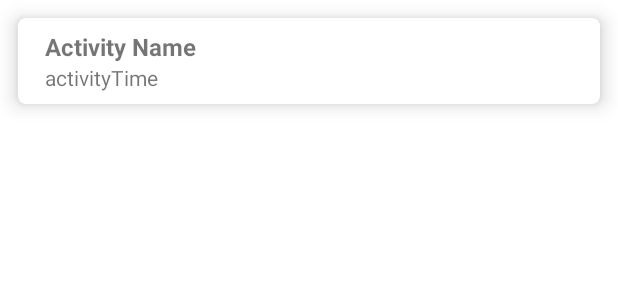
After one commit to billbull21/KaiZen-App, an Android app: the layout item_list.xml on its own in the app's theme, with its tools: preview values and no code run, on a phone screen of 412 x 824 dp. The commit adds this screen. Shown: the top 300 px of the screen. Run offline under Robolectric (Android 15) with nearby library versions, the phone set to English and light mode, and no system bars.

Commit message:
success to show data list in main activity

```diff
--- a/app/build.gradle
+++ b/app/build.gradle
@@ -1,4 +1,5 @@
 plugins {
+    id 'kotlin-android-extensions'
     id 'com.android.application'
     id 'kotlin-android'
     id 'kotlin-kapt'
@@ -32,6 +33,9 @@ android {
     }
     buildFeatures {
         viewBinding = true
+    }
+    androidExtensions {
+        experimental = true
     }
 }
 
--- a/app/src/main/java/com/billbull/dev/android/kaizen/helper/FormValidation.kt
+++ b/app/src/main/java/com/billbull/dev/android/kaizen/helper/FormValidation.kt
@@ -8,7 +8,7 @@ import com.google.android.material.textfield.TextInputLayout
 
 object FormValidation {
 
-    fun <T> isNotValid(editText: Array<T>): Boolean where T: EditText {
+    fun <T> isValid(editText: Array<T>): Boolean where T: EditText {
         val probe = arrayListOf<Int>()
         for (form in editText) {
             if (form.text.trim().isEmpty()) {
@@ -20,7 +20,7 @@ object FormValidation {
         return false
     }
 
-    fun isNotValid(editText: Array<TextInputLayout>): Boolean {
+    fun isValid(editText: Array<TextInputLayout>): Boolean {
         val probe = arrayListOf<Int>()
         for (form in editText) {
             val et = (form.editText as TextInputEditText).text
--- a/app/src/main/java/com/billbull/dev/android/kaizen/models/db/dao/ActivityDao.kt
+++ b/app/src/main/java/com/billbull/dev/android/kaizen/models/db/dao/ActivityDao.kt
@@ -1,5 +1,6 @@
 package com.billbull.dev.android.kaizen.models.db.dao
 
+import androidx.lifecycle.LiveData
 import androidx.room.*
 import com.billbull.dev.android.kaizen.models.db.entity.ActivityModel
 
@@ -18,7 +19,9 @@ interface ActivityDao {
     @Query("DELETE FROM t_activity")
     suspend fun deleteAll()
 
+    // why not use suspend ? because Room does not support LiveData with suspended functions.
+    // LiveData already works on a background thread and should be used directly without using coroutines
     @Query("SELECT * FROM t_activity ORDER BY id DESC")
-    suspend fun fetchAllActivity(): List<ActivityModel>
+    fun fetchAllActivity(): LiveData<List<ActivityModel>>
 
 }
--- a/app/src/main/java/com/billbull/dev/android/kaizen/models/db/entity/ActivityModel.kt
+++ b/app/src/main/java/com/billbull/dev/android/kaizen/models/db/entity/ActivityModel.kt
@@ -1,8 +1,10 @@
 package com.billbull.dev.android.kaizen.models.db.entity
 
+import android.os.Parcelable
 import androidx.room.Entity
 import androidx.room.Index
 import androidx.room.PrimaryKey
+import kotlinx.android.parcel.Parcelize
 
 @Entity(
     tableName = "t_activity",
@@ -11,9 +13,11 @@ import androidx.room.PrimaryKey
         Index(value = ["activity_time"], unique = true)
     ]
 )
+
+@Parcelize
 data class ActivityModel(
     @PrimaryKey(autoGenerate = true)
     val id: Int,
     val activity_name: String,
     val activity_time: String
-)
+) : Parcelable
--- a/app/src/main/res/layout/activity_main.xml
+++ b/app/src/main/res/layout/activity_main.xml
@@ -28,6 +28,7 @@
                 android:visibility="invisible"
                 android:text="ADD THINGS THAT YOU NEED TO DO AT LEAST, ONE MINUTE A DAY!"/>
             <ProgressBar
+                android:id="@+id/progressBar"
                 android:layout_width="wrap_content"
                 android:layout_height="wrap_content"
                 android:layout_centerInParent="true"/>
--- /dev/null
+++ b/app/src/main/res/layout/item_list.xml
@@ -0,0 +1,46 @@
+<?xml version="1.0" encoding="utf-8"?>
+<com.google.android.material.card.MaterialCardView
+    xmlns:android="http://schemas.android.com/apk/res/android"
+    android:layout_width="match_parent"
+    android:layout_height="wrap_content"
+    xmlns:app="http://schemas.android.com/apk/res-auto"
+    xmlns:tools="http://schemas.android.com/tools"
+    app:cardElevation="8dp"
+    app:cardCornerRadius="5dp"
+    android:layout_marginTop="12dp"
+    android:layout_marginStart="12dp"
+    android:layout_marginEnd="12dp">
+
+    <RelativeLayout
+        android:layout_width="match_parent"
+        android:layout_height="match_parent"
+        android:padding="8dp">
+
+        <LinearLayout
+            android:layout_width="wrap_content"
+            android:layout_height="wrap_content"
+            android:orientation="vertical"
+            android:layout_centerVertical="true"
+            android:layout_marginLeft="10dp"
+            android:layout_marginStart="10dp">
+
+            <TextView
+                android:id="@+id/tv_activityName"
+                android:layout_width="wrap_content"
+                android:layout_height="wrap_content"
+                tools:text="Activity Name"
+                android:textStyle="bold"
+                android:textSize="16sp" />
+            <TextView
+                android:id="@+id/tv_activityTime"
+                android:layout_width="wrap_content"
+                android:layout_height="wrap_content"
+                tools:text="activityTime"
+                android:maxLines="2"
+                android:ellipsize="end"/>
+
+        </LinearLayout>
+
+    </RelativeLayout>
+
+</com.google.android.material.card.MaterialCardView>
```
Also changed, not shown: app/src/main/java/com/billbull/dev/android/kaizen/helper/MyExtensionFunc.kt (added, +11 -0 lines), app/src/main/java/com/billbull/dev/android/kaizen/view/activity/FormAddActivity.kt (+33 -6 lines), app/src/main/java/com/billbull/dev/android/kaizen/view/activity/MainActivity.kt (+61 -0 lines), app/src/main/java/com/billbull/dev/android/kaizen/view/adapter/MainActivityAdapter.kt (added, +35 -0 lines), app/src/main/java/com/billbull/dev/android/kaizen/viewmodels/ActivityViewModel.kt (+7 -29 lines), app/src/main/java/com/billbull/dev/android/kaizen/viewmodels/ActivityViewModelFactory.kt (added, +16 -0 lines).
